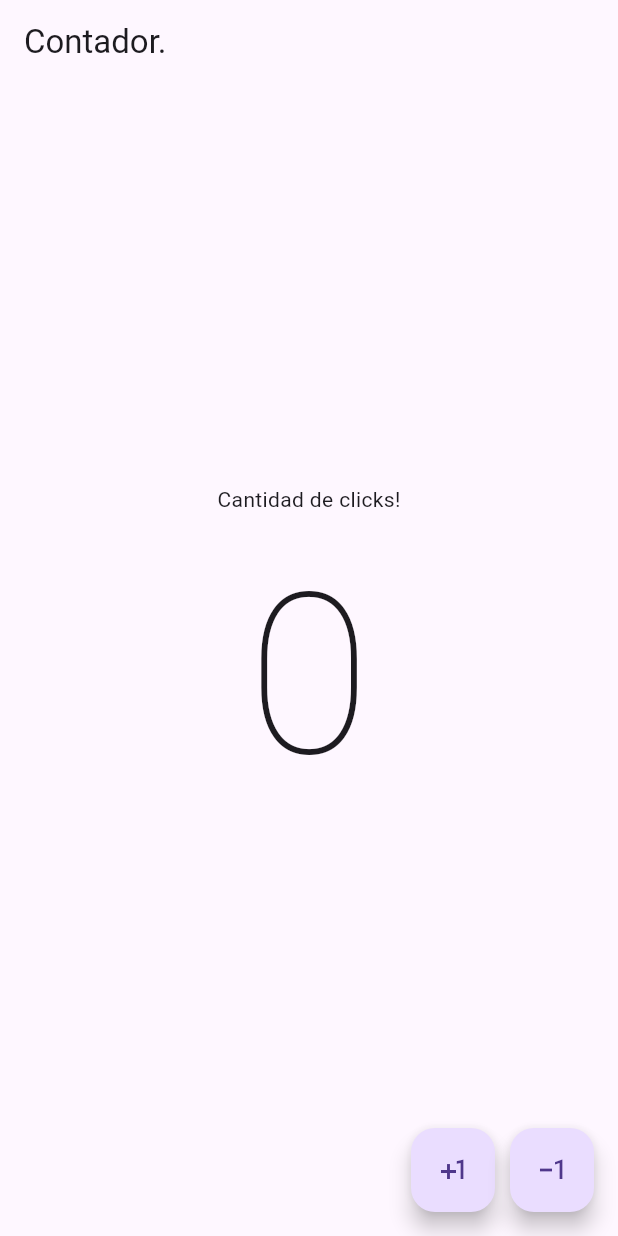
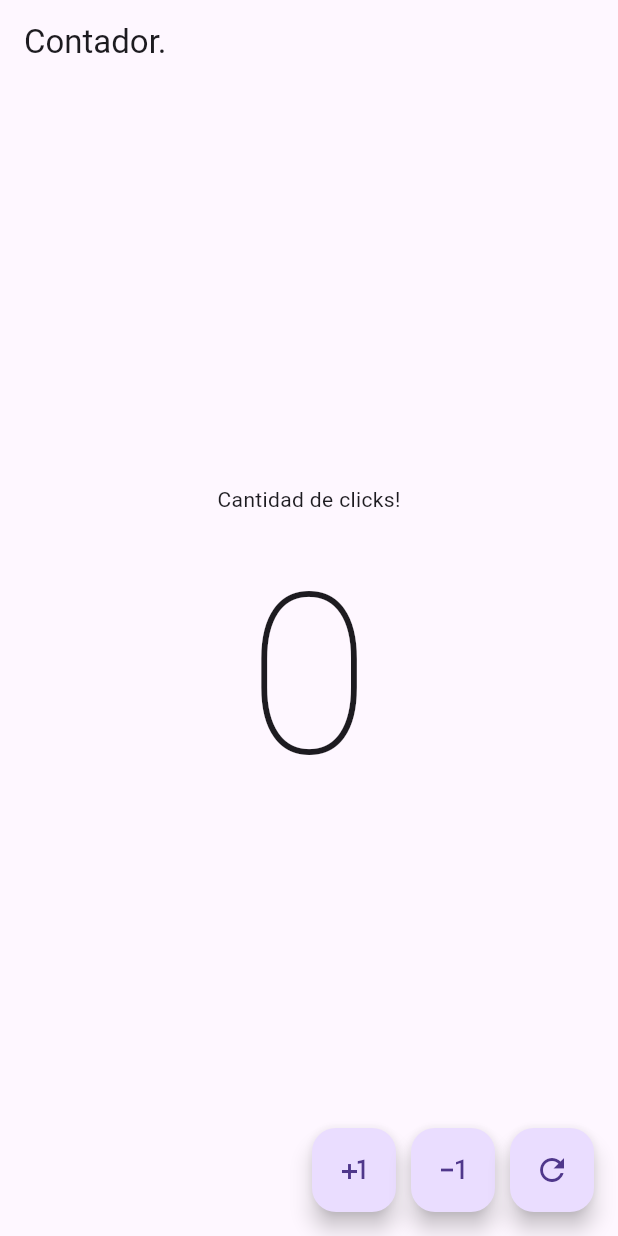
Before and after one commit to Kelyn196/ejercicio, a Flutter app: the screen it shows after launch, on a phone screen of 412 x 824 dp. Run offline on Flutter 3.47's test engine with Material 3 defaults, Android fonts, the phone set to English and light mode, and no system bars.

Commit message:
Boton refresh

```diff
--- a/lib/pantallas/contador.dart
+++ b/lib/pantallas/contador.dart
@@ -46,6 +46,15 @@ class _contadorState extends State<contador> {
             },
             child: Icon(Icons.exposure_minus_1),
           ),
+          const SizedBox(width: 10),
+          FloatingActionButton(
+            onPressed: () {
+              setState(() {
+                clickcontador = 0;
+              });
+            },
+            child: const Icon(Icons.refresh),
+          ),
         ],
       ),
     );
```
